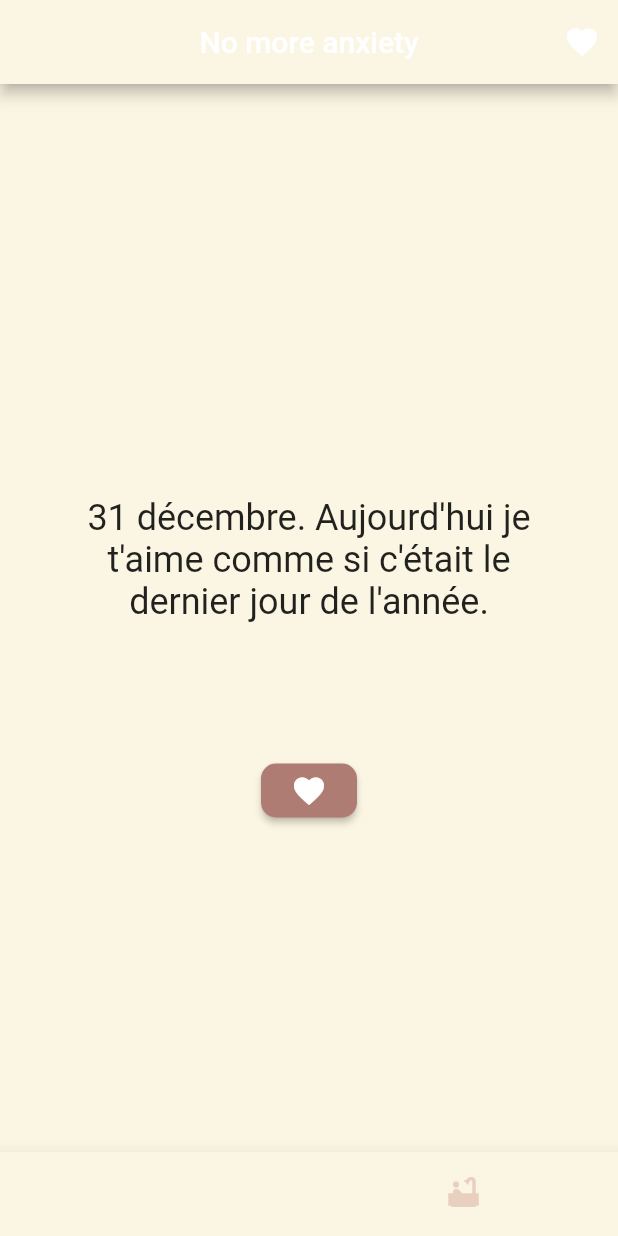
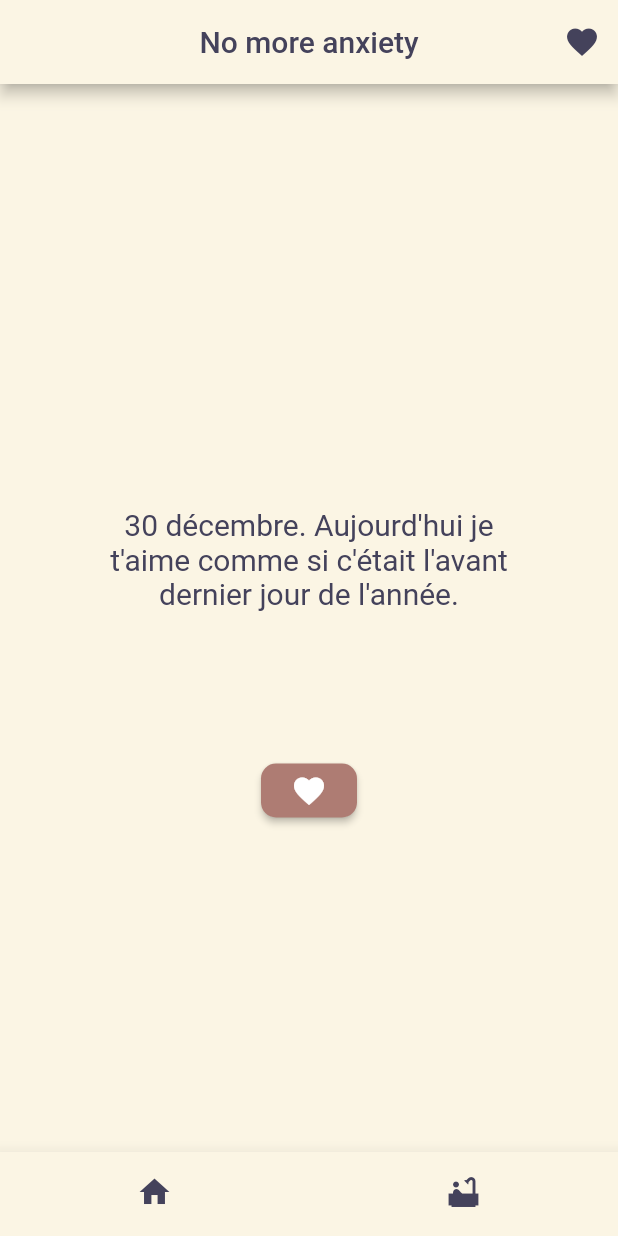
Before and after one commit to EaudeJavel/for_my_ex_gf, a Flutter app: the screen it shows after launch, on a phone screen of 412 x 824 dp. Run offline on Flutter 3.47's test engine with Material 2 defaults, Android fonts, the phone set to English and light mode, and no system bars; our stand-ins replace flutter_local_notifications, google_fonts, timezone.

Commit message:
feature: darkmode, texts debugged

```diff
--- a/assets/json/sentences.json
+++ b/assets/json/sentences.json
@@ -28,8 +28,8 @@
 "Je te promets de te chérir et de te protéger pour toujours. Comme souris et son bout de fromage",
 "Je t'offrirai des perles de pluie, venues de pays ou il ne pleut pas",
 "Dans mon esprit, subsiste ton écho",
-"31 décembre. Aujourd'hui je t'aime comme si c'était le dernier jour de l'année.",
+"30 décembre. Aujourd'hui je t'aime comme si c'était l'avant dernier jour de l'année.",
+"31 décembre, Aujourd'hui je t'aime comme si c'était le dernier jour de l'année. (Cette fois-ci je ne me suis pas trompé de jour)",
 "Le dernier jour de l'année. J'espère la passer à tes côtés. Tu es de loin la meilleure chose qui m'est arrivée cette année. Je suis heureux d'être à tes côtés Malgré tout ce qui a pu se passer durant ces derniers mois, j'ai l'intime conviction que cette année est la nôtre. Celle qui marquera notre renouveau. Celle qui nous fera évoluer. La suite pour demain ;)",
 "Ou que tu sois aujourd'hui, tu es celle à qui je pense au moment au tu liras ce message. Quoi qu'il puisse se passer entre nous, tu es une personne formidable. Je ne veux pas me séparer de toi, je ne souhaite pas te perdre. Bonne année Eliso, je t'aime.",
-"",
 ""]
--- a/lib/home/home.dart
+++ b/lib/home/home.dart
@@ -20,6 +20,10 @@ class _MyHomePageState extends State<MyHomePage> {
   List<String>? sentences;
   bool _isVisible = true;
 
+  Color tdm(OnDarkMode onDarkMode) {
+    return onDarkMode.textDarkmode;
+  }
+
   @override
   void initState() {
     super.initState();
@@ -33,10 +37,10 @@ class _MyHomePageState extends State<MyHomePage> {
             backgroundColor: context.watch<OnDarkMode>().bgDarkmode,
             appBar: AppBar(
               backgroundColor: context.watch<OnDarkMode>().bgDarkmode,
-              title: const Text(
+              title: Text(
                 "No more anxiety",
                 style: TextStyle(
-                  color: Colors.white,
+                  color: tdm(context.watch<OnDarkMode>()),
                 ),
               ),
               centerTitle: true,
@@ -46,6 +50,7 @@ class _MyHomePageState extends State<MyHomePage> {
                   key: const Key('changeBG_floatingActionButton'),
                   onPressed: () => context.read<OnDarkMode>().changeBgColor(),
                   tooltip: 'Change color',
+                  color: tdm(context.watch<OnDarkMode>()),
                 ),
               ],
             ),
@@ -87,11 +92,15 @@ class _MyHomePageState extends State<MyHomePage> {
                                         alignment: Alignment.center,
                                         child: Visibility(
                                           visible: _isVisible,
-                                          child: Text(sentences![index],
-                                              textAlign: TextAlign.center,
-                                              style: const TextStyle(
-                                                fontSize: 24,
-                                              )),
+                                          child: Text(
+                                            sentences![index],
+                                            textAlign: TextAlign.center,
+                                            style: TextStyle(
+                                              color: tdm(
+                                                  context.watch<OnDarkMode>()),
+                                              fontSize: 20,
+                                            ),
+                                          ),
                                         ),
                                       )),
                                 ),
--- a/lib/layouts/scaffold.dart
+++ b/lib/layouts/scaffold.dart
@@ -12,6 +12,7 @@ class FirstLevelScaffold extends StatefulWidget {
 class FirstLevelScaffoldState extends State<FirstLevelScaffold>
     with SingleTickerProviderStateMixin {
   int _currentIndex = 0;
+
   final List<Widget> _screen = <Widget>[
     const MyHomePage(),
     const MeditationScreen(),
@@ -47,8 +48,9 @@ class FirstLevelScaffoldState extends State<FirstLevelScaffold>
         elevation: 10,
         showSelectedLabels: false,
         showUnselectedLabels: false,
-        selectedItemColor: Theme.of(context).colorScheme.primary,
-        unselectedItemColor: Theme.of(context).colorScheme.secondary,
+        //todo color degrade
+        selectedItemColor: context.watch<OnDarkMode>().textDarkmode,
+        unselectedItemColor: context.watch<OnDarkMode>().textDarkmode,
         onTap: onTabTapped,
         currentIndex: _currentIndex,
         items: const <BottomNavigationBarItem>[
```
Also changed, not shown: lib/theme.dart (+4 -3 lines), 1 other file.
